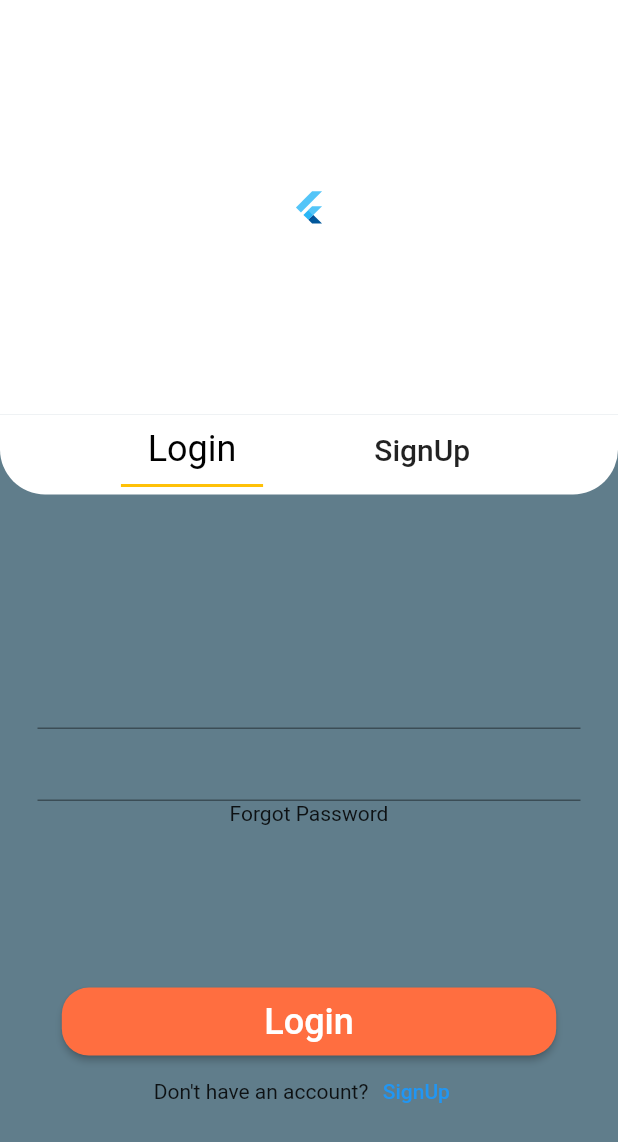
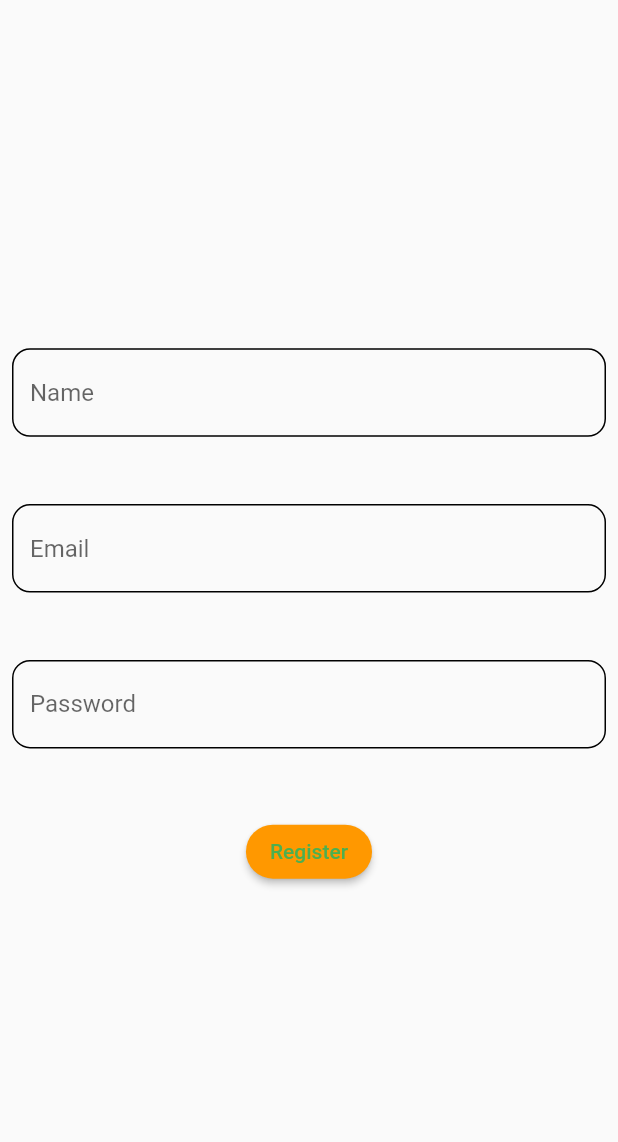
Before and after one commit to mustafa01-crypto/todo-app-with-nodeJS, a Flutter app: the screen it shows after launch, on a phone screen of 412 x 824 dp. Shown: the top 1142 px of the screen. Run offline on Flutter 3.47's test engine with Material 2 defaults, Android fonts, the phone set to English and light mode, and no system bars; our stand-ins replace animated_text_kit, flutter_slidable, flutter_spinkit.

Commit message:
node register

```diff
--- /dev/null
+++ b/lib/core/model/toddo_register.dart
@@ -0,0 +1,62 @@
+// To parse this JSON data, do
+//
+//     final todoRegister = todoRegisterFromJson(jsonString);
+
+import 'dart:convert';
+
+TodoRegister todoRegisterFromJson(String str) =>
+    TodoRegister.fromJson(json.decode(str));
+
+String todoRegisterToJson(TodoRegister data) => json.encode(data.toJson());
+
+class TodoRegister {
+  TodoRegister({
+    this.status,
+    this.user,
+  });
+
+  String? status;
+  User? user;
+
+  factory TodoRegister.fromJson(Map<String, dynamic> json) => TodoRegister(
+        status: json["status"],
+        user: User.fromJson(json["user"]),
+      );
+
+  Map<String, dynamic> toJson() => {
+        "status": status,
+        "user": user!.toJson(),
+      };
+}
+
+class User {
+  User({
+    this.name,
+    this.email,
+    this.password,
+    this.id,
+    this.v,
+  });
+
+  String? name;
+  String? email;
+  String? password;
+  String? id;
+  int? v;
+
+  factory User.fromJson(Map<String, dynamic> json) => User(
+        name: json["name"],
+        email: json["email"],
+        password: json["password"],
+        id: json["_id"],
+        v: json["__v"],
+      );
+
+  Map<String, dynamic> toJson() => {
+        "name": name,
+        "email": email,
+        "password": password,
+        "_id": id,
+        "__v": v,
+      };
+}
--- a/lib/core/service.dart
+++ b/lib/core/service.dart
@@ -2,6 +2,7 @@ import 'dart:convert';
 import 'package:flutter/cupertino.dart';
 import 'package:http/http.dart' as http;
 import 'package:http/http.dart';
+import 'package:todo_app/core/model/toddo_register.dart';
 
 import 'model/post_model.dart';
 import 'model/students.dart';
@@ -9,6 +10,7 @@ import 'model/token_model.dart';
 
 class Service {
   final url = "http://10.0.2.2:3000/post";
+  final todo_register_url = "http://10.0.2.2:3000/users/signup";
   final heroku = "https://crud-flutter-note.herokuapp.com/post";
 
   Future<List<Students>> getArticle() async {
@@ -62,4 +64,18 @@ class Service {
       throw "Unable to Tokens";
     }
   }
+
+  Future<TodoRegister> todoRegister(
+      String name, String email, String password) async {
+    final request = await http.post(
+      Uri.parse(todo_register_url),
+      body: {'name': name, 'email': email, 'password': password},
+    );
+    if (request.statusCode == 201) {
+      print(request.body);
+      return todoRegisterFromJson(request.body);
+    } else {
+      throw "Unable to Tokens";
+    }
+  }
 }
--- a/lib/main.dart
+++ b/lib/main.dart
@@ -1,6 +1,7 @@
 import 'package:flutter/material.dart';
 import 'package:flutter/services.dart';
 import 'package:todo_app/ui/login.dart';
+import 'package:todo_app/ui/todo_login.dart';
 import 'ui/home.dart';
 
 void main() {
@@ -23,7 +24,7 @@ class MyApp extends StatelessWidget {
       theme: ThemeData(
         primarySwatch: Colors.blue,
       ),
-      home: const Login(),
+      home: const TodoLogin(),
     );
   }
 }
--- a/lib/ui/login.dart
+++ b/lib/ui/login.dart
@@ -1,4 +1,3 @@
-import 'package:flutter/material.dart';
 import 'package:flutter/material.dart';
 
 class Login extends StatelessWidget {
@@ -15,42 +14,11 @@ class Login extends StatelessWidget {
             children: [
               Expanded(
                 flex: 4,
-                child: Container(
+                child: AnimatedContainer(
+                    duration: Duration(seconds: 1),
                     child: Column(
-                  children: [
-                    Expanded(
-                        child: Container(
-                            color: Colors.white,
-                            child: Center(child: FlutterLogo()))),
-                    Container(
-                      decoration: BoxDecoration(
-                          color: Colors.white,
-                          borderRadius: BorderRadius.vertical(
-                              bottom: Radius.circular(30))),
-                      child: Padding(
-                        padding: const EdgeInsets.only(
-                            left: 50, right: 50, bottom: 5),
-                        child: TabBar(
-                          labelColor: Colors.black,
-                          indicatorSize: TabBarIndicatorSize.label,
-                          labelStyle: Theme.of(context).textTheme.headline5,
-                          unselectedLabelStyle:
-                              Theme.of(context).textTheme.headline6,
-                          indicatorColor: Colors.amber,
-                          //indicatorWeight: 4,
-                          tabs: [
-                            Tab(
-                              text: "   Login   ",
-                            ),
-                            Tab(
-                              text: "   SignUp    ",
-                            ),
-                          ],
-                        ),
-                      ),
-                    )
-                  ],
-                )),
+                      children: [flutterLogo(), containerTabs(context)],
+                    )),
               ),
               Expanded(
                   flex: 6,
@@ -61,39 +29,15 @@ class Login extends StatelessWidget {
                         Spacer(
                           flex: 3,
                         ),
-                        TextField(),
-                        TextField(),
-                        Text("Forgot Password"),
+                        emailField(),
+                        passwordField(),
+                        Spacer(),
+                        passForgot(),
                         Spacer(
                           flex: 3,
                         ),
-                        Container(
-                          width: MediaQuery.of(context).size.width * 0.8,
-                          height: MediaQuery.of(context).size.height * 0.055,
-                          child: ElevatedButton(
-                              style: ButtonStyle(
-                                  backgroundColor: MaterialStateProperty.all(
-                                      Colors.deepOrangeAccent),
-                                  shape: MaterialStateProperty.all<
-                                          RoundedRectangleBorder>(
-                                      RoundedRectangleBorder(
-                                    borderRadius: BorderRadius.circular(18.0),
-                                  ))),
-                              onPressed: () {},
-                              child: Text("Login",
-                                  style: TextStyle(
-                                      color: Colors.white, fontSize: 24))),
-                        ),
-                        Wrap(
-                          crossAxisAlignment: WrapCrossAlignment.center,
-                          children: [
-                            Text("Don't have an account?"),
-                            TextButton(
-                              child: Text("SignUp"),
-                              onPressed: () => print("aa"),
-                            )
-                          ],
-                        ),
+                        loginButton(context),
+                        buildWrapButton(),
                         Spacer(
                           flex: 2,
                         ),
@@ -106,4 +50,103 @@ class Login extends StatelessWidget {
       ),
     );
   }
+
+  Expanded flutterLogo() {
+    return Expanded(
+        child: Container(
+            color: Colors.white, child: Center(child: FlutterLogo())));
+  }
+
+  Container containerTabs(BuildContext context) {
+    return Container(
+      decoration: BoxDecoration(
+          color: Colors.white,
+          borderRadius: BorderRadius.vertical(bottom: Radius.circular(30))),
+      child: Padding(
+        padding: const EdgeInsets.only(left: 50, right: 50, bottom: 5),
+        child: barTabs(context),
+      ),
+    );
+  }
+
+  TabBar barTabs(BuildContext context) {
+    return TabBar(
+      labelColor: Colors.black,
+      indicatorSize: TabBarIndicatorSize.label,
+      labelStyle: Theme.of(context).textTheme.headline5,
+      unselectedLabelStyle: Theme.of(context).textTheme.headline6,
+      indicatorColor: Colors.amber,
+      //indicatorWeight: 4,
+      tabs: [
+        Tab(
+          text: "   Login   ",
+        ),
+        Tab(
+          text: "   SignUp    ",
+        ),
+      ],
+    );
+  }
+
+  TextField emailField() {
+    return TextField(
+      decoration: InputDecoration(
+          labelText: "Email",
+          icon: Container(
+              padding: EdgeInsets.all(2),
+              decoration: BoxDecoration(
+                shape: BoxShape.circle,
+                color: Colors.amber,
+              ),
+              child: Icon(Icons.email_outlined))),
+    );
+  }
+
+  TextField passwordField() {
+    return TextField(
+      decoration: InputDecoration(
+          labelText: "Password",
+          icon: Container(
+              padding: EdgeInsets.all(2),
+              decoration: BoxDecoration(
+                shape: BoxShape.circle,
+                color: Colors.amber,
+              ),
+              child: Icon(Icons.lock_outline))),
+    );
+  }
+
+  Widget passForgot() =>
+      Align(alignment: Alignment.centerRight, child: Text("Forgot Password"));
+
+  Container loginButton(BuildContext context) {
+    return Container(
+      width: MediaQuery.of(context).size.width * 0.8,
+      height: MediaQuery.of(context).size.height * 0.055,
+      child: ElevatedButton(
+          style: ButtonStyle(
+              backgroundColor:
+                  MaterialStateProperty.all(Colors.deepOrangeAccent),
+              shape: MaterialStateProperty.all<RoundedRectangleBorder>(
+                  RoundedRectangleBorder(
+                borderRadius: BorderRadius.circular(18.0),
+              ))),
+          onPressed: () {},
+          child: Text("Login",
+              style: TextStyle(color: Colors.white, fontSize: 24))),
+    );
+  }
+
+  Wrap buildWrapButton() {
+    return Wrap(
+      crossAxisAlignment: WrapCrossAlignment.center,
+      children: [
+        Text("Don't have an account?"),
+        TextButton(
+          child: Text("SignUp"),
+          onPressed: () => print("aa"),
+        )
+      ],
+    );
+  }
 }
--- /dev/null
+++ b/lib/ui/todo_login.dart
@@ -0,0 +1,75 @@
+import 'package:flutter/material.dart';
+import 'package:todo_app/core/service.dart';
+
+class TodoLogin extends StatefulWidget {
+  const TodoLogin({Key? key}) : super(key: key);
+
+  @override
+  _TodoLoginState createState() => _TodoLoginState();
+}
+
+class _TodoLoginState extends State<TodoLogin> {
+  Service api = Service();
+  TextEditingController t1 = TextEditingController();
+  TextEditingController t2 = TextEditingController();
+  TextEditingController t3 = TextEditingController();
+  bool _flag = true;
+  @override
+  Widget build(BuildContext context) {
+    return Scaffold(
+      body: Padding(
+        padding: const EdgeInsets.all(8.0),
+        child: Column(
+          mainAxisAlignment: MainAxisAlignment.center,
+          children: [
+            const Spacer(
+              flex: 5,
+            ),
+            TextFormField(
+              controller: t1,
+              decoration: newMethod("Name"),
+            ),
+            const Spacer(
+              flex: 1,
+            ),
+            TextFormField(controller: t2, decoration: newMethod("Email")),
+            const Spacer(
+              flex: 1,
+            ),
+            TextFormField(
+              controller: t3,
+              decoration: newMethod("Password"),
+            ),
+            const Spacer(
+              flex: 1,
+            ),
+            ElevatedButton(
+                style: ElevatedButton.styleFrom(
+                    primary: Colors.orange,
+                    onPrimary: Colors.green,
+                    shape: const StadiumBorder()),
+                onPressed: () async {
+                  await api.todoRegister(t1.text, t2.text, t3.text);
+                  setState(() {
+                    _flag = !_flag;
+                  });
+                },
+                child: const Text("Register")),
+            const Spacer(
+              flex: 5,
+            ),
+          ],
+        ),
+      ),
+    );
+  }
+
+  InputDecoration newMethod(String hint) {
+    return InputDecoration(
+      hintText: hint,
+      enabledBorder: OutlineInputBorder(
+          borderRadius: BorderRadius.circular(12),
+          borderSide: const BorderSide(color: Colors.black)),
+    );
+  }
+}
--- a/pubspec.yaml
+++ b/pubspec.yaml
@@ -39,6 +39,7 @@ dependencies:
   animated_text_kit: ^4.2.1
   flutter_spinkit: ^5.1.0
   provider: ^6.0.1
+  simple_animations: ^4.0.1
 
 dev_dependencies:
   flutter_launcher_icons: ^0.9.2
```
Also changed, not shown: pubspec.lock.
